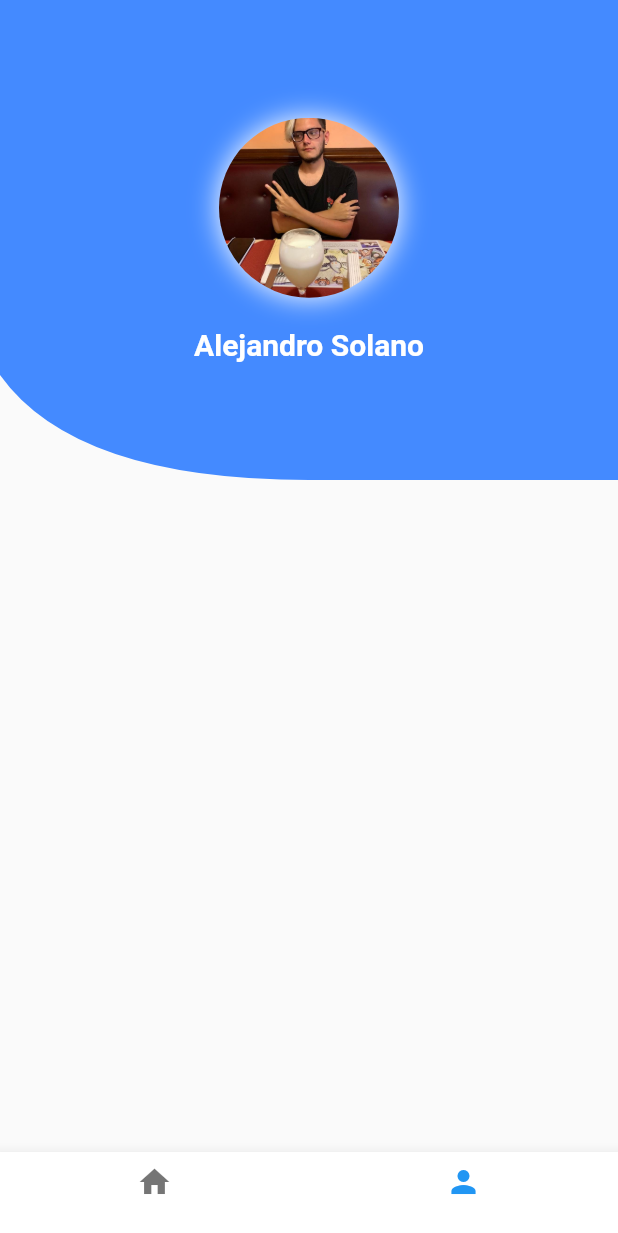
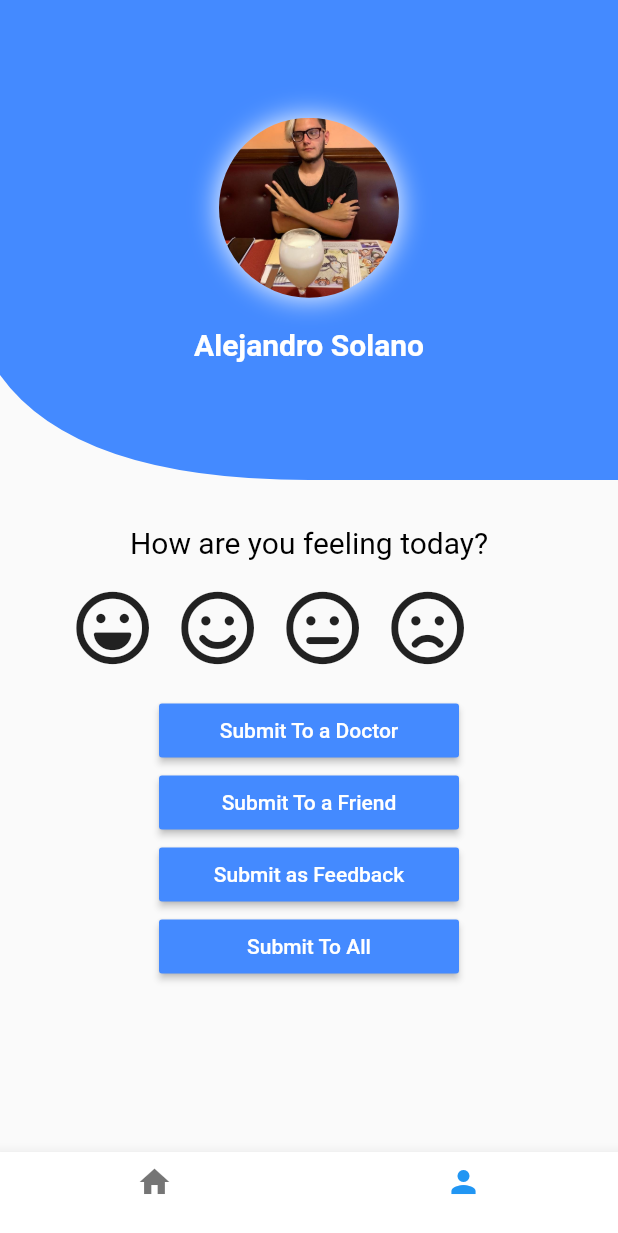
Before and after one commit to AlesoftTech/Moviles2020, a Flutter app: the screen it shows after launch, item 2 of the bottom bar chosen, on a phone screen of 412 x 824 dp. Shown: the top 1233 px of the screen. Run offline on Flutter 3.47's test engine with Material 2 defaults, Android fonts, the phone set to English and light mode, and no system bars; our stand-ins replace font_awesome_flutter.

Commit message:
profile is ready, navigation between scheduler and home has been developed

```diff
--- a/lib/profile_f412.dart
+++ b/lib/profile_f412.dart
@@ -1,4 +1,5 @@
 import 'package:flutter/material.dart';
+import 'package:font_awesome_flutter/font_awesome_flutter.dart';
 import 'MyClipper.dart';
 
 class ProfileF412 extends StatelessWidget{
@@ -66,8 +67,175 @@ class ProfileF412 extends StatelessWidget{
       ],
     );
 
-    return Container(
-      child: appBarProfile,
+    final pregunta = Container(
+      margin: EdgeInsets.only(
+        top: 20
+      ),
+      child: Align(
+        alignment: Alignment.center,
+        child: Text(
+          "How are you feeling today?",
+          style: TextStyle(
+            color: Colors.black,
+            fontSize: 20,
+          ),
+        ),
+      )
+    );
+    final icono_maximo = Container(
+      margin: EdgeInsets.only(
+        left: 20
+      ),
+      child: Icon(
+        FontAwesomeIcons.laugh,
+        size: 50,
+      )
+    );
+
+    final icono_feliz = Container(
+      margin: EdgeInsets.only(
+        left: 20
+      ),
+      child: Icon(
+        FontAwesomeIcons.smile,
+        size: 50,
+      )
+    );
+
+    final icono_meh = Container(
+      margin: EdgeInsets.only(
+        left: 20
+      ),
+      child: Icon(
+        FontAwesomeIcons.meh,
+        size: 50,
+      )
+    );
+
+    final icono_triste = Container(
+      margin: EdgeInsets.only(
+        left: 20
+      ),
+      child: Icon(
+        FontAwesomeIcons.frown,
+        size: 50,
+      )
+    );
+
+    final barra_estado_animo = Container(
+      margin: EdgeInsets.only(
+        top: 20,
+        left: 30
+      ),
+      child: Align(
+        alignment: Alignment.center,
+        child: Row(
+          children: <Widget>[
+            icono_maximo,
+            icono_feliz,
+            icono_meh,
+            icono_triste
+          ],
+        ),
+      )
+    );
+
+    final submit_to_doctor = ButtonTheme(
+      minWidth: 200,
+      child: RaisedButton(
+        textColor: Colors.white,
+        color: Colors.blueAccent,
+        onPressed: () {
+
+        },
+        child: Text(
+            "Submit To a Doctor"
+        )
+      )
+    );
+
+    final submit_to_friend = ButtonTheme(
+      minWidth: 200,
+      child: RaisedButton(
+        textColor: Colors.white,
+        color: Colors.blueAccent,
+        onPressed: () {
+
+        },
+        child: Text(
+            "Submit To a Friend"
+        )
+      )
+    );
+
+    final submit_as_feedback = ButtonTheme(
+      minWidth: 200,
+      child: RaisedButton(
+        textColor: Colors.white,
+        color: Colors.blueAccent,
+        onPressed: () {
+
+        },
+        child: Text(
+            "Submit as Feedback"
+        )
+      )
+    );
+
+    final submit_to_all = ButtonTheme(
+      minWidth: 200,
+      child: RaisedButton(
+        textColor: Colors.white,
+        color: Colors.blueAccent,
+        onPressed: () {
+
+        },
+        child: Text(
+            "Submit To All"
+        ),
+      )
+    );
+
+    final button_set = Container(
+      margin: EdgeInsets.only(
+        top: 20,
+      ),
+      child: Align(
+        alignment: Alignment.center,
+        child: Column(
+          children: <Widget>[
+            submit_to_doctor,
+            submit_to_friend,
+            submit_as_feedback,
+            submit_to_all
+          ],
+        )
+      )
+    );
+
+    final columna = Container(
+      margin: EdgeInsets.only(
+        top: 330
+      ),
+      child: Align(
+        alignment: Alignment.center,
+        child: Column(
+          children: <Widget>[
+            pregunta,
+            barra_estado_animo,
+            button_set
+          ],
+        )
+      )
+    );
+
+
+
+    return Stack(
+      children: <Widget>[
+        appBarProfile,
+        ListView(children: <Widget>[columna])
+      ],
     );
   }
 }
--- a/pubspec.yaml
+++ b/pubspec.yaml
@@ -23,6 +23,9 @@ environment:
 dependencies:
   flutter:
     sdk: flutter
+
+  font_awesome_flutter: ^8.2.0
+
 
 
   # The following adds the Cupertino Icons font to your application.
```
Also changed, not shown: lib/home_f412.dart (+26 -9 lines), lib/scheduler.dart (added, +49 -0 lines), pubspec.lock.
